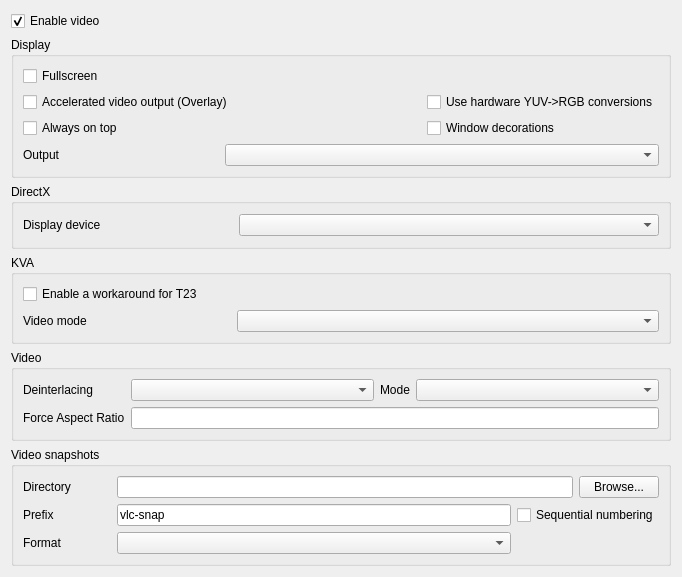
First picture: the form in modules/gui/qt4/ui/sprefs_video.ui, repository omunroe-com/ubtvlc, before the edit.
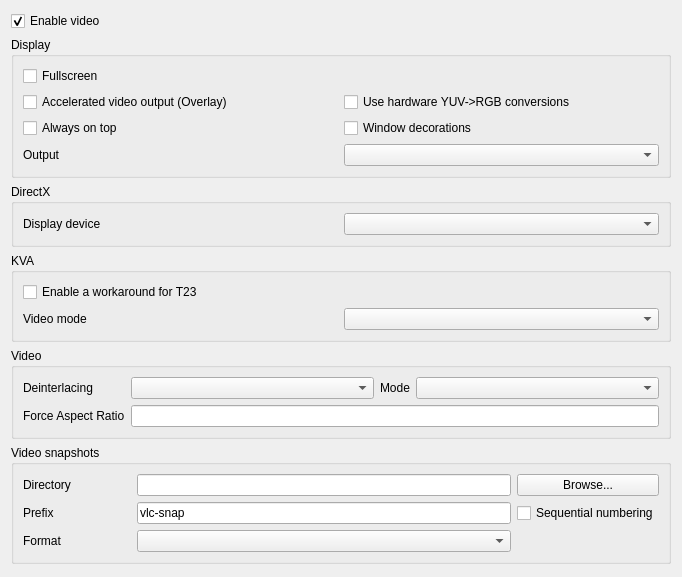
Second picture: the form after the edit.

```diff
--- a/modules/gui/qt4/ui/sprefs_video.ui
+++ b/modules/gui/qt4/ui/sprefs_video.ui
@@ -28,7 +28,16 @@
    <item>
     <widget class="QWidget" name="videoZone" native="true">
      <layout class="QVBoxLayout" name="videoZoneLayout">
-      <property name="margin">
+      <property name="leftMargin">
+       <number>0</number>
+      </property>
+      <property name="topMargin">
+       <number>0</number>
+      </property>
+      <property name="rightMargin">
+       <number>0</number>
+      </property>
+      <property name="bottomMargin">
        <number>0</number>
       </property>
       <item>
@@ -36,42 +45,43 @@
         <property name="title">
          <string>Display</string>
         </property>
-        <layout class="QGridLayout">
-         <property name="margin">
-          <number>9</number>
-         </property>
-         <property name="spacing">
-          <number>6</number>
-         </property>
-         <item row="0" column="0" colspan="2">
+        <layout class="QGridLayout" name="gridLayout">
+         <item row="0" column="0">
           <widget class="QCheckBox" name="fullscreen">
            <property name="text">
             <string>Fullscreen</string>
            </property>
           </widget>
          </item>
-         <item row="2" column="2">
-          <widget class="QCheckBox" name="windowDecorations">
-           <property name="text">
-            <string>Window decorations</string>
-           </property>
-          </widget>
-         </item>
-         <item row="1" column="2">
-          <widget class="QCheckBox" name="hwYUVBox">
-           <property name="text">
-            <string>Use hardware YUV-&gt;RGB conversions</string>
-           </property>
-          </widget>
-         </item>
-         <item row="1" column="0" colspan="2">
+         <item row="1" column="0">
           <widget class="QCheckBox" name="overlay">
            <property name="text">
             <string>Accelerated video output (Overlay)</string>
            </property>
           </widget>
          </item>
-         <item row="8" column="0">
+         <item row="1" column="1">
+          <widget class="QCheckBox" name="hwYUVBox">
+           <property name="text">
+            <string>Use hardware YUV-&gt;RGB conversions</string>
+           </property>
+          </widget>
+         </item>
+         <item row="2" column="0">
+          <widget class="QCheckBox" name="alwaysOnTop">
+           <property name="text">
+            <string>Always on top</string>
+           </property>
+          </widget>
+         </item>
+         <item row="2" column="1">
+          <widget class="QCheckBox" name="windowDecorations">
+           <property name="text">
+            <string>Window decorations</string>
+           </property>
+          </widget>
+         </item>
+         <item row="3" column="0">
           <widget class="QLabel" name="voutLabel">
            <property name="text">
             <string>Output</string>
@@ -81,14 +91,7 @@
            </property>
           </widget>
          </item>
-         <item row="2" column="0" colspan="2">
-          <widget class="QCheckBox" name="alwaysOnTop">
-           <property name="text">
-            <string>Always on top</string>
-           </property>
-          </widget>
-         </item>
-         <item row="8" column="1" colspan="2">
+         <item row="3" column="1">
           <widget class="QComboBox" name="outputModule">
            <property name="maxVisibleItems">
             <number>15</number>
@@ -103,16 +106,7 @@
         <property name="title">
          <string>DirectX</string>
         </property>
-        <layout class="QGridLayout">
-         <property name="margin">
-          <number>9</number>
-         </property>
-         <property name="spacing">
-          <number>6</number>
-         </property>
-         <item row="0" column="1" colspan="2">
-          <widget class="QComboBox" name="dXdisplayDevice"/>
-         </item>
+        <layout class="QGridLayout" name="gridLayout_4">
          <item row="0" column="0">
           <widget class="QLabel" name="dxDeviceLabel">
            <property name="text">
@@ -123,6 +117,9 @@
            </property>
           </widget>
          </item>
+         <item row="0" column="1">
+          <widget class="QComboBox" name="dXdisplayDevice"/>
+         </item>
         </layout>
        </widget>
       </item>
@@ -131,13 +128,14 @@
         <property name="title">
          <string>KVA</string>
         </property>
-        <layout class="QGridLayout">
-         <property name="margin">
-          <number>9</number>
-         </property>
-         <property name="spacing">
-          <number>6</number>
-         </property>
+        <layout class="QGridLayout" name="gridLayout_3">
+         <item row="0" column="0">
+          <widget class="QCheckBox" name="kvaFixT23">
+           <property name="text">
+            <string>Enable a workaround for T23</string>
+           </property>
+          </widget>
+         </item>
          <item row="1" column="0">
           <widget class="QLabel" name="kvaVideoModeLabel">
            <property name="text">
@@ -148,14 +146,7 @@
            </property>
           </widget>
          </item>
-         <item row="0" column="0" colspan="2">
-          <widget class="QCheckBox" name="kvaFixT23">
-           <property name="text">
-            <string>Enable a workaround for T23</string>
-           </property>
-          </widget>
-         </item>
-         <item row="1" column="1" colspan="2">
+         <item row="1" column="1">
           <widget class="QComboBox" name="kvaVideoMode"/>
          </item>
         </layout>
@@ -177,16 +168,6 @@
            </property>
           </widget>
          </item>
-         <item row="1" column="0">
-          <widget class="QLabel" name="arLabel">
-           <property name="text">
-            <string>Force Aspect Ratio</string>
-           </property>
-           <property name="buddy">
-            <cstring>arLine</cstring>
-           </property>
-          </widget>
-         </item>
          <item row="0" column="1">
           <widget class="QComboBox" name="deinterlaceBox">
            <property name="sizePolicy">
@@ -226,6 +207,16 @@
          <item row="1" column="1" colspan="3">
           <widget class="QLineEdit" name="arLine"/>
          </item>
+         <item row="1" column="0">
+          <widget class="QLabel" name="arLabel">
+           <property name="text">
+            <string>Force Aspect Ratio</string>
+           </property>
+           <property name="buddy">
+            <cstring>arLine</cstring>
+           </property>
+          </widget>
+         </item>
         </layout>
        </widget>
       </item>
@@ -234,23 +225,7 @@
         <property name="title">
          <string>Video snapshots</string>
         </property>
-        <layout class="QGridLayout">
-         <property name="margin">
-          <number>9</number>
-         </property>
-         <property name="spacing">
-          <number>6</number>
-         </property>
-         <item row="0" column="2" colspan="2">
-          <widget class="QLineEdit" name="snapshotsDirectory"/>
-         </item>
-         <item row="0" column="4">
-          <widget class="QPushButton" name="snapshotsDirectoryBrowse">
-           <property name="text">
-            <string>Browse...</string>
-           </property>
-          </widget>
-         </item>
+        <layout class="QGridLayout" name="gridLayout_2">
          <item row="0" column="0">
           <widget class="QLabel" name="dirLabel">
            <property name="text">
@@ -261,40 +236,6 @@
            </property>
           </widget>
          </item>
-         <item row="1" column="0">
-          <widget class="QLabel" name="prefixLabel">
-           <property name="text">
-            <string>Prefix</string>
-           </property>
-           <property name="buddy">
-            <cstring>snapshotsPrefix</cstring>
-           </property>
-          </widget>
-         </item>
-         <item row="1" column="2">
-          <widget class="QLineEdit" name="snapshotsPrefix">
-           <property name="text">
-            <string>vlc-snap</string>
-           </property>
-          </widget>
-         </item>
-         <item row="2" column="0">
-          <widget class="QLabel" name="formatLabel">
-           <property name="text">
-            <string>Format</string>
-           </property>
-           <property name="buddy">
-            <cstring>snapshotsFormat</cstring>
-           </property>
-          </widget>
-         </item>
-         <item row="1" column="3" colspan="2">
-          <widget class="QCheckBox" name="snapshotsSequentialNumbering">
-           <property name="text">
-            <string>Sequential numbering</string>
-           </property>
-          </widget>
-         </item>
          <item row="0" column="1">
           <spacer name="horizontalSpacer">
            <property name="orientation">
@@ -305,12 +246,56 @@
            </property>
            <property name="sizeHint" stdset="0">
             <size>
-             <width>40</width>
+             <width>60</width>
              <height>20</height>
             </size>
            </property>
           </spacer>
          </item>
+         <item row="0" column="2">
+          <widget class="QLineEdit" name="snapshotsDirectory"/>
+         </item>
+         <item row="0" column="3">
+          <widget class="QPushButton" name="snapshotsDirectoryBrowse">
+           <property name="text">
+            <string>Browse...</string>
+           </property>
+          </widget>
+         </item>
+         <item row="1" column="0">
+          <widget class="QLabel" name="prefixLabel">
+           <property name="text">
+            <string>Prefix</string>
+           </property>
+           <property name="buddy">
+            <cstring>snapshotsPrefix</cstring>
+           </property>
+          </widget>
+         </item>
+         <item row="1" column="2">
+          <widget class="QLineEdit" name="snapshotsPrefix">
+           <property name="text">
+            <string>vlc-snap</string>
+           </property>
+          </widget>
+         </item>
+         <item row="1" column="3">
+          <widget class="QCheckBox" name="snapshotsSequentialNumbering">
+           <property name="text">
+            <string>Sequential numbering</string>
+           </property>
+          </widget>
+         </item>
+         <item row="2" column="0">
+          <widget class="QLabel" name="formatLabel">
+           <property name="text">
+            <string>Format</string>
+           </property>
+           <property name="buddy">
+            <cstring>snapshotsFormat</cstring>
+           </property>
+          </widget>
+         </item>
          <item row="2" column="2">
           <widget class="QComboBox" name="snapshotsFormat"/>
          </item>
@@ -320,6 +305,19 @@
      </layout>
     </widget>
    </item>
+   <item>
+    <spacer name="verticalSpacer">
+     <property name="orientation">
+      <enum>Qt::Vertical</enum>
+     </property>
+     <property name="sizeHint" stdset="0">
+      <size>
+       <width>20</width>
+       <height>40</height>
+      </size>
+     </property>
+    </spacer>
+   </item>
   </layout>
  </widget>
  <tabstops>
```
